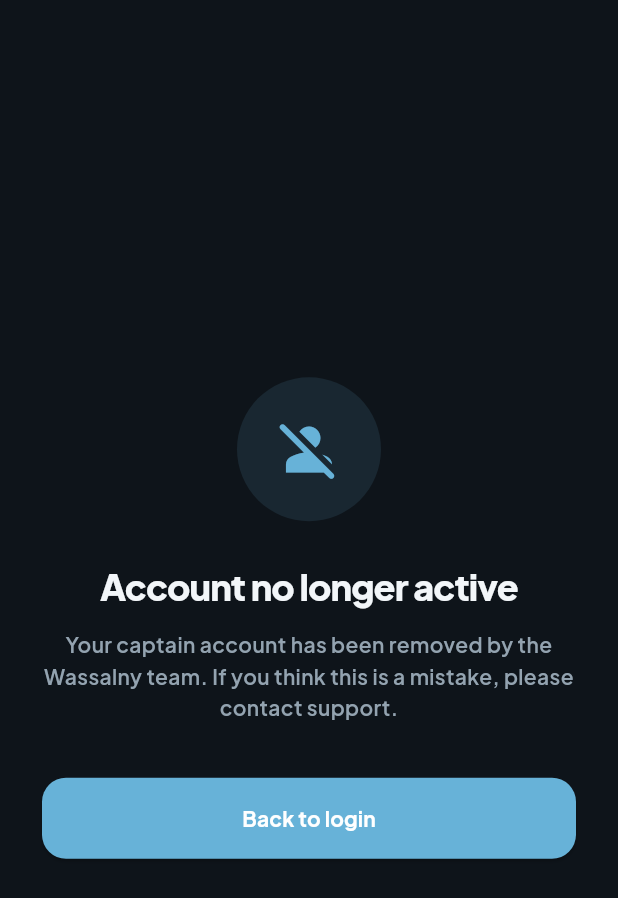
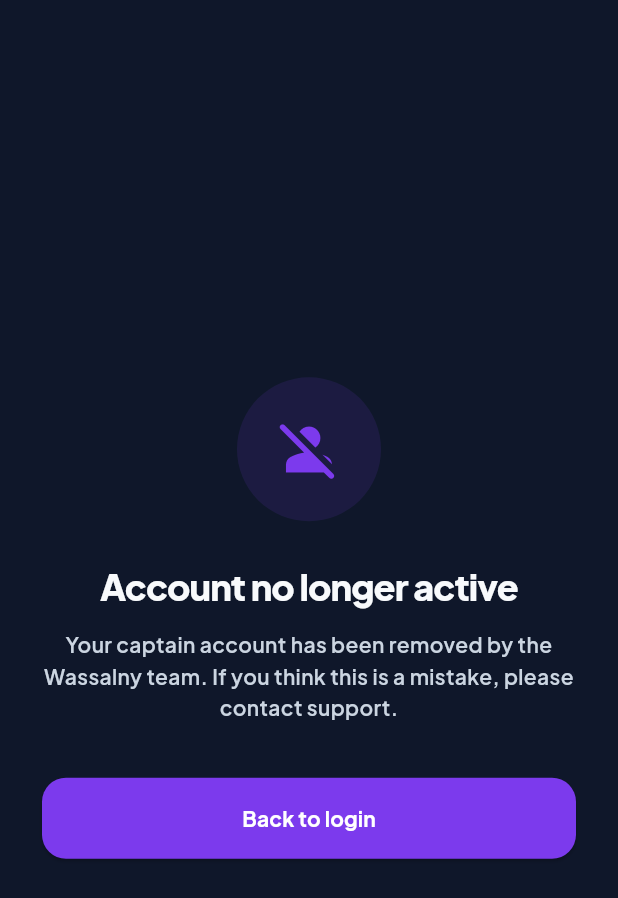
Before and after one commit to doaa2000/Wassalny_captain_app, a Flutter app: the AccountRemovedPage screen opened by its route, on a phone screen of 412 x 824 dp. Shown: the top 898 px of the screen. Run offline on Flutter 3.47's test engine with Material 3 defaults, Android fonts, the phone set to English and light mode, and no system bars; our stand-ins replace dartz, equatable, flutter_bloc, get_it, go_router, google_fonts and 2 more; accounts and stored records are empty.

Commit message:
commit changes

```diff
--- a/lib/core/constants/app_constants.dart
+++ b/lib/core/constants/app_constants.dart
@@ -27,7 +27,7 @@
   static const String _fallbackSupabaseUrl =
       'https://ovagqwoipzjokueqqubs.supabase.co';
   static const String _fallbackSupabaseAnonKey =
-      ''; // <-- paste your Supabase anon key here
+      'eyJhbGciOiJIUzI1NiIsInR5cCI6IkpXVCJ9.eyJpc3MiOiJzdXBhYmFzZSIsInJlZiI6Im92YWdxd29pcHpqb2t1ZXFxdWJzIiwicm9sZSI6ImFub24iLCJpYXQiOjE3NzgyMDEyMjIsImV4cCI6MjA5Mzc3NzIyMn0.jFxgGa08gtzIZtKjrUGujrtVn5L7seMx3p5ixKQU_-0'; // <-- paste your Supabase anon key here
 
   static const String supabaseUrl =
       String.fromEnvironment('SUPABASE_URL', defaultValue: _fallbackSupabaseUrl);
--- a/lib/core/theme/app_colors.dart
+++ b/lib/core/theme/app_colors.dart
@@ -1,87 +1,127 @@
 import 'package:flutter/material.dart';
 
 /// Centralized color palette for the Wassalny Captain app.
-///
-/// No widget should ever hardcode a [Color]. All colors are derived from the
-/// design system and exposed here so that theming (light/dark) and future
-/// rebrands only require touching a single file.
 abstract final class AppColors {
   AppColors._();
 
-  // ---- Brand / accent (Captain blue) ----
-  static const Color primary = Color(0xFF67B2D8);
-  static const Color primaryDark = Color(0xFF4E9DC6);
-  static const Color primaryDeep = Color(0xFF3C86AE);
+  // ---------------------------------------------------------------------------
+  // Brand / Captain Identity (Purple)
+  // ---------------------------------------------------------------------------
 
-  /// Foreground used on top of [primary] filled surfaces (buttons).
-  static const Color onPrimary = Color(0xFF06212E);
+  static const Color primary = Color(0xFF7C3AED);
+  static const Color primaryDark = Color(0xFF6D28D9);
+  static const Color primaryDeep = Color(0xFF5B21B6);
+  static const Color primaryLight = Color(0xFFA78BFA);
+  static const Color primarySoft = Color(0xFFC4B5FD);
 
-  // ---- Semantic ----
-  static const Color success = Color(0xFF2FD27D);
-  static const Color onSuccess = Color(0xFF06241A);
-  static const Color warning = Color(0xFFF5B544);
-  static const Color danger = Color(0xFFFF5247);
-  static const Color dangerSoft = Color(0xFFFF7A6E);
+  /// Foreground used on top of primary surfaces.
+  static const Color onPrimary = Color(0xFFFFFFFF);
 
-  // ---- Passenger / incentive accent (purple) ----
-  static const Color accentPurple = Color(0xFF8E7BE6);
-  static const Color accentPurpleDark = Color(0xFF6B5BD0);
-  static const Color accentPurpleSoft = Color(0xFFA99BF0);
+  // ---------------------------------------------------------------------------
+  // Semantic
+  // ---------------------------------------------------------------------------
 
-  // ---- Dark theme neutrals ----
-  static const Color darkBackground = Color(0xFF0E141A);
-  static const Color darkBackgroundDeep = Color(0xFF04070A);
-  static const Color darkSurface = Color(0xFF18222C);
-  static const Color darkSurfaceAlt = Color(0xFF131C24);
-  static const Color darkSurfaceRail = Color(0xFF141C24);
-  static const Color darkBorder = Color(0xFF283642);
-  static const Color darkBorderSoft = Color(0xFF233140);
-  static const Color darkDivider = Color(0xFF1E2832);
-  static const Color darkTrack = Color(0xFF2C3A47);
+static const Color success = Color(0xFF10B981);  static const Color onSuccess = Color(0xFFFFFFFF);
 
-  // ---- Light theme neutrals ----
-  static const Color lightBackground = Color(0xFFF2F6F9);
+  static const Color warning = Color(0xFFF59E0B);
+
+  static const Color danger = Color(0xFFEF4444);
+  static const Color dangerSoft = Color(0xFFFCA5A5);
+
+  // ---------------------------------------------------------------------------
+  // Accent / Secondary Purple Shades
+  // ---------------------------------------------------------------------------
+
+  static const Color accentPurple = Color(0xFF8B5CF6);
+  static const Color accentPurpleDark = Color(0xFF7C3AED);
+  static const Color accentPurpleSoft = Color(0xFFC4B5FD);
+
+  // ---------------------------------------------------------------------------
+  // Dark Theme
+  // ---------------------------------------------------------------------------
+
+  static const Color darkBackground = Color(0xFF0F172A);
+  static const Color darkBackgroundDeep = Color(0xFF020617);
+
+  static const Color darkSurface = Color(0xFF1E293B);
+  static const Color darkSurfaceAlt = Color(0xFF273449);
+  static const Color darkSurfaceRail = Color(0xFF334155);
+
+  static const Color darkBorder = Color(0xFF334155);
+  static const Color darkBorderSoft = Color(0xFF475569);
+
+  static const Color darkDivider = Color(0xFF334155);
+  static const Color darkTrack = Color(0xFF475569);
+
+  // ---------------------------------------------------------------------------
+  // Light Theme
+  // ---------------------------------------------------------------------------
+
+  static const Color lightBackground = Color(0xFFF8FAFC);
+
   static const Color lightSurface = Color(0xFFFFFFFF);
-  static const Color lightSurfaceAlt = Color(0xFFEDF2F6);
-  static const Color lightBorder = Color(0xFFD7E0E8);
-  static const Color lightDivider = Color(0xFFE3EAF0);
+  static const Color lightSurfaceAlt = Color(0xFFF1F5F9);
 
-  // ---- Text ----
-  static const Color textPrimaryDark = Color(0xFFF2F6F9);
-  static const Color textSecondaryDark = Color(0xFF93A3B0);
-  static const Color textMutedDark = Color(0xFF647483);
-  static const Color textFaintDark = Color(0xFF3C4A57);
+  static const Color lightBorder = Color(0xFFE2E8F0);
+  static const Color lightDivider = Color(0xFFE2E8F0);
 
-  static const Color textPrimaryLight = Color(0xFF0E141A);
-  static const Color textSecondaryLight = Color(0xFF5A6B79);
-  static const Color textMutedLight = Color(0xFF8A99A6);
+  // ---------------------------------------------------------------------------
+  // Text
+  // ---------------------------------------------------------------------------
 
-  // ---- Overlays / misc ----
+  static const Color textPrimaryDark = Color(0xFFF8FAFC);
+  static const Color textSecondaryDark = Color(0xFFCBD5E1);
+  static const Color textMutedDark = Color(0xFF94A3B8);
+  static const Color textFaintDark = Color(0xFF64748B);
+
+  static const Color textPrimaryLight = Color(0xFF0F172A);
+  static const Color textSecondaryLight = Color(0xFF475569);
+  static const Color textMutedLight = Color(0xFF94A3B8);
+
+  // ---------------------------------------------------------------------------
+  // Misc
+  // ---------------------------------------------------------------------------
+
   static const Color overlay = Color(0x8C080C10);
   static const Color white = Color(0xFFFFFFFF);
 
-  // ---- Gradients ----
+  // ---------------------------------------------------------------------------
+  // Gradients
+  // ---------------------------------------------------------------------------
+
   static const LinearGradient primaryGradient = LinearGradient(
     begin: Alignment.topLeft,
     end: Alignment.bottomRight,
-    colors: [primary, primaryDark],
+    colors: [
+      primary,
+      primaryDark,
+    ],
   );
 
   static const LinearGradient walletGradient = LinearGradient(
     begin: Alignment.topLeft,
     end: Alignment.bottomRight,
-    colors: [primary, primaryDeep],
+    colors: [
+      primary,
+      primaryDeep,
+    ],
   );
 
   static const LinearGradient successGradient = LinearGradient(
     begin: Alignment.topCenter,
     end: Alignment.bottomCenter,
-    colors: [Color(0xFF1F8A5B), Color(0xFF0E6B45)],
+   colors: [
+  Color(0xFF34D399),
+  Color(0xFF10B981),
+]
   );
 
   static const LinearGradient passengerGradient = LinearGradient(
     begin: Alignment.topLeft,
     end: Alignment.bottomRight,
-    colors: [accentPurple, accentPurpleDark],
+    colors: [
+      primaryLight,
+      primary,
+    ],
   );
 }
--- a/supabase.example.json
+++ b/supabase.example.json
@@ -1,4 +1,4 @@
 {
   "SUPABASE_URL": "https://ovagqwoipzjokueqqubs.supabase.co",
-  "SUPABASE_ANON_KEY": "PASTE_YOUR_ANON_KEY_HERE"
+  "SUPABASE_ANON_KEY": "eyJhbGciOiJIUzI1NiIsInR5cCI6IkpXVCJ9.eyJpc3MiOiJzdXBhYmFzZSIsInJlZiI6Im92YWdxd29pcHpqb2t1ZXFxdWJzIiwicm9sZSI6ImFub24iLCJpYXQiOjE3NzgyMDEyMjIsImV4cCI6MjA5Mzc3NzIyMn0.jFxgGa08gtzIZtKjrUGujrtVn5L7seMx3p5ixKQU_-0"
 }
```
Also changed, not shown: assets/images/logo.png, 124 other files.
